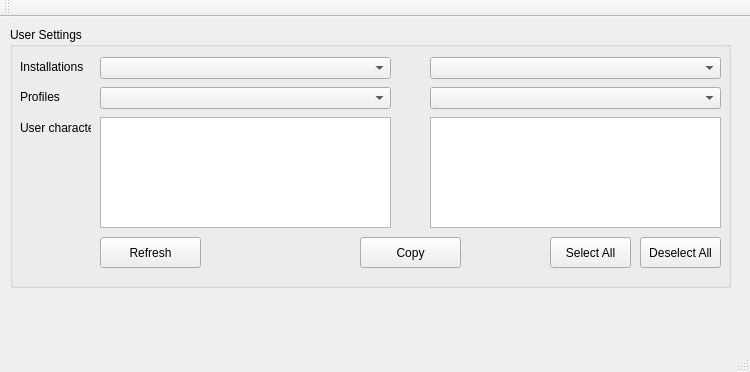
First picture: the form in profile_manager/interface/mainwindow.ui, repository Wiwip/YAPM-for-EVE, before the edit.
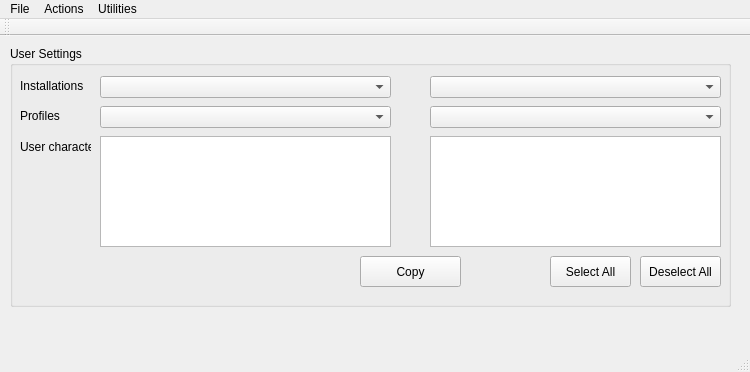
Second picture: the form after the edit.

What changed in the file:
```diff
--- a/profile_manager/interface/mainwindow.ui
+++ b/profile_manager/interface/mainwindow.ui
@@ -39,19 +39,6 @@
       <string>Copy</string>
      </property>
     </widget>
-    <widget class="QPushButton" name="pushButtonRefresh">
-     <property name="geometry">
-      <rect>
-       <x>90</x>
-       <y>210</y>
-       <width>101</width>
-       <height>31</height>
-      </rect>
-     </property>
-     <property name="text">
-      <string>Refresh</string>
-     </property>
-    </widget>
     <widget class="QListView" name="listViewDestinationAccounts">
      <property name="geometry">
       <rect>
@@ -188,6 +175,47 @@
      <height>21</height>
     </rect>
    </property>
+   <widget class="QMenu" name="menuFile">
+    <property name="title">
+     <string>File</string>
+    </property>
+    <addaction name="actionExit"/>
+   </widget>
+   <widget class="QMenu" name="menuActions">
+    <property name="title">
+     <string>Actions</string>
+    </property>
+    <widget class="QMenu" name="menuRestore">
+     <property name="title">
+      <string>Restore</string>
+     </property>
+     <addaction name="actionRestore_Tranquility"/>
+     <addaction name="actionRestore_Singularity"/>
+     <addaction name="separator"/>
+     <addaction name="actionCustom"/>
+    </widget>
+    <widget class="QMenu" name="menuBackup">
+     <property name="title">
+      <string>Backup</string>
+     </property>
+     <addaction name="actionBackup_Tranquility"/>
+     <addaction name="actionBackup_Singularity"/>
+    </widget>
+    <addaction name="menuBackup"/>
+    <addaction name="separator"/>
+    <addaction name="menuRestore"/>
+    <addaction name="separator"/>
+    <addaction name="actionRefresh"/>
+   </widget>
+   <widget class="QMenu" name="menuUtilities">
+    <property name="title">
+     <string>Utilities</string>
+    </property>
+    <addaction name="actionOpen_EVE_data_location"/>
+   </widget>
+   <addaction name="menuFile"/>
+   <addaction name="menuActions"/>
+   <addaction name="menuUtilities"/>
   </widget>
   <widget class="QToolBar" name="mainToolBar">
    <attribute name="toolBarArea">
```
Left out of the diff: 52 changed lines with no effect on the pictures.
